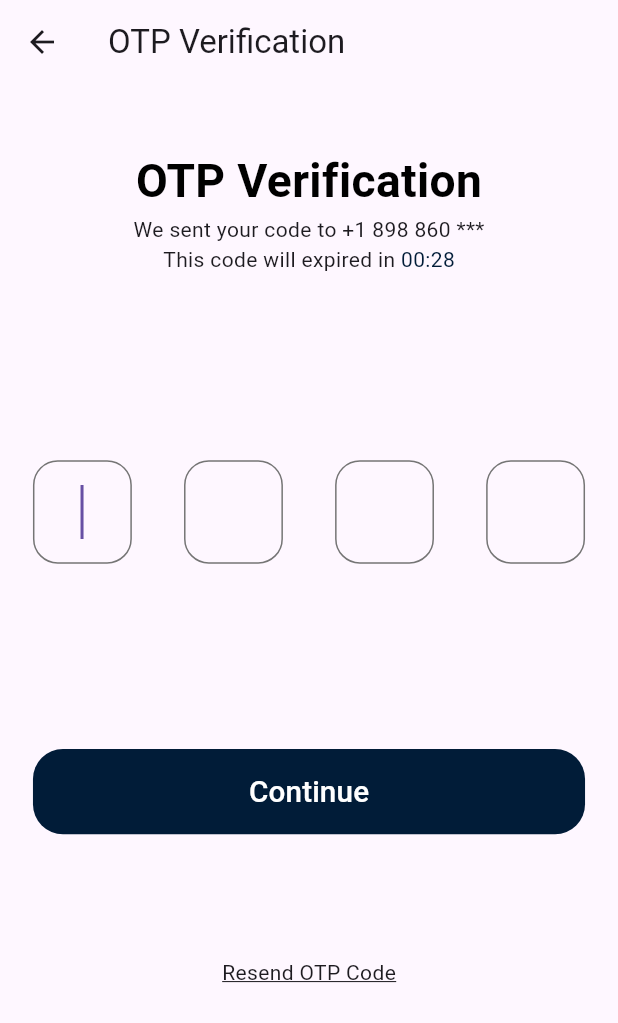
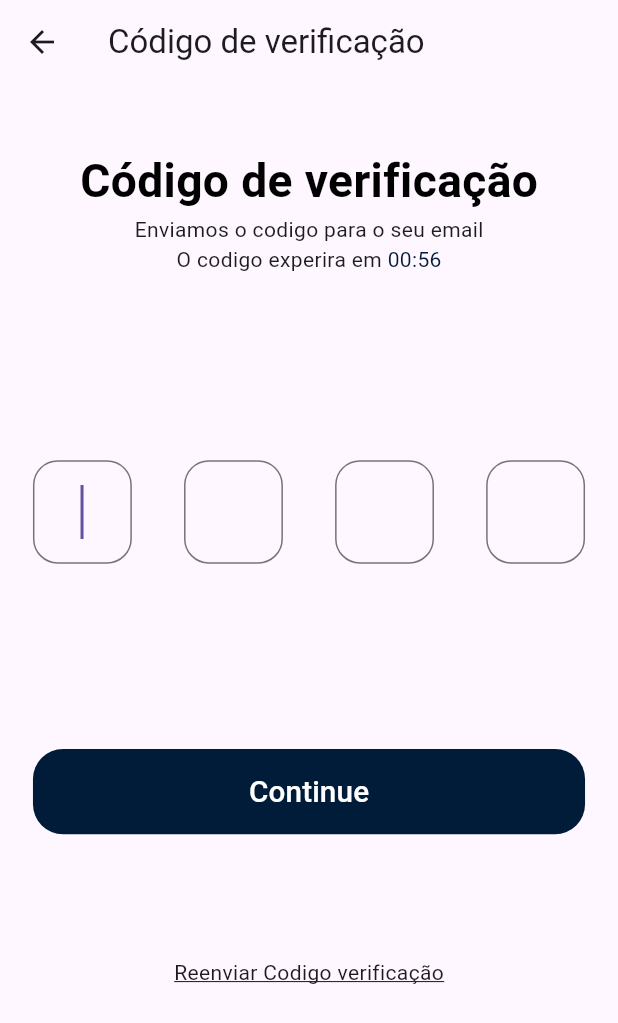
Before and after one commit to MarcosGabrielL/Emiele-App, a Flutter app: the OtpScreen screen opened directly, on a phone screen of 412 x 824 dp. Shown: the top 1023 px of the screen. Run offline on Flutter 3.47's test engine with Material 2 defaults, Android fonts, the phone set to English and light mode, and no system bars; our stand-ins replace flutter_svg, shared_preferences; missing offline and left inert: shop_app; accounts and stored records are empty.

Commit message:
update opt code ui

```diff
--- a/lib/screens/otp/components/body.dart
+++ b/lib/screens/otp/components/body.dart
@@ -17,10 +17,10 @@ class Body extends StatelessWidget {
             children: [
               SizedBox(height: SizeConfig.screenHeight * 0.05),
               Text(
-                "OTP Verification",
+                "Código de verificação",
                 style: headingStyle,
               ),
-              Text("We sent your code to +1 898 860 ***"),
+              Text("Enviamos o codigo para o seu email"),
               buildTimer(),
               OtpForm(),
               SizedBox(height: SizeConfig.screenHeight * 0.1),
@@ -29,7 +29,7 @@ class Body extends StatelessWidget {
                   // OTP code resend
                 },
                 child: Text(
-                  "Resend OTP Code",
+                  "Reenviar Codigo verificação",
                   style: TextStyle(decoration: TextDecoration.underline),
                 ),
               )
@@ -44,9 +44,9 @@ class Body extends StatelessWidget {
     return Row(
       mainAxisAlignment: MainAxisAlignment.center,
       children: [
-        Text("This code will expired in "),
+        Text("O codigo experira em "),
         TweenAnimationBuilder(
-          tween: Tween(begin: 30.0, end: 0.0),
+          tween: Tween(begin: 60.0, end: 0.0),
           duration: Duration(seconds: 30),
           builder: (_, dynamic value, child) => Text(
             "00:${value.toInt()}",
--- a/lib/screens/otp/otp_screen.dart
+++ b/lib/screens/otp/otp_screen.dart
@@ -10,7 +10,7 @@ class OtpScreen extends StatelessWidget {
     SizeConfig().init(context);
     return Scaffold(
       appBar: AppBar(
-        title: Text("OTP Verification"),
+        title: Text("Código de verificação"),
       ),
       body: Body(),
     );
```
